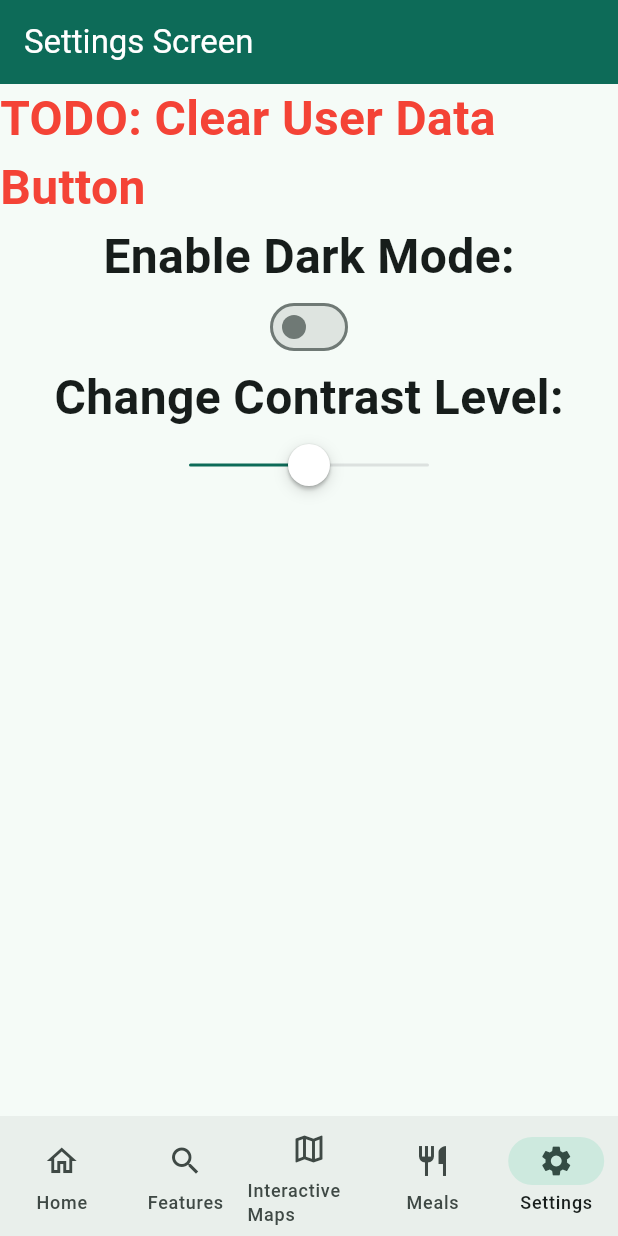
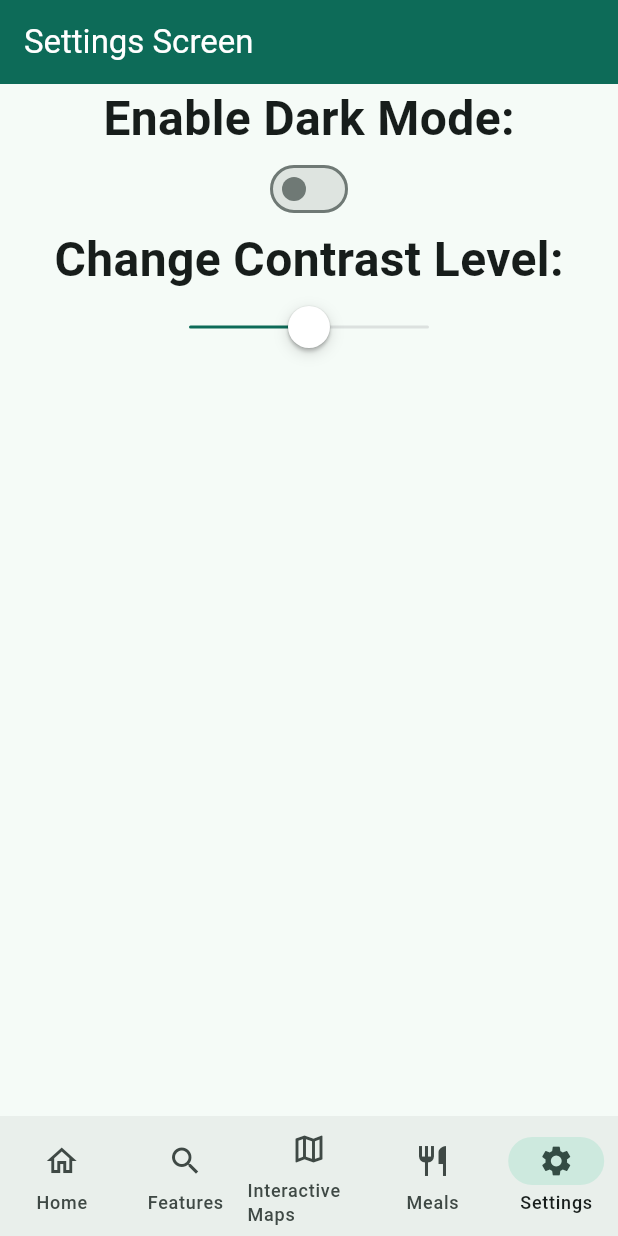
Before and after one commit to GCC-App/gcc-app.github.io, a Flutter app: the screen it shows after launch, item 5 of the bottom bar chosen, on a phone screen of 412 x 824 dp. Run offline on Flutter 3.47's test engine with Material 3 defaults, Android fonts, the phone set to English and light mode, and no system bars; our stand-ins replace flutter_map, latlong2; network calls fail.

Commit message:
Update settings.dart
Remove TODO message on settings screen.

```diff
--- a/lib/frontend/settings.dart
+++ b/lib/frontend/settings.dart
@@ -32,9 +32,9 @@ class SettingsScreenState extends State<SettingsScreen> {
         child: Column(
 
           children: [
-            Text("TODO: Clear User Data Button",
-                style:
-                  stylesController.titleStyle?.copyWith(color: Colors.red)),
+            // Text("TODO: Clear User Data Button",
+            //     style:
+            //       stylesController.titleStyle?.copyWith(color: Colors.red)),
             Text("Enable Dark Mode:",
                 style: stylesController.titleStyle),
 
```
